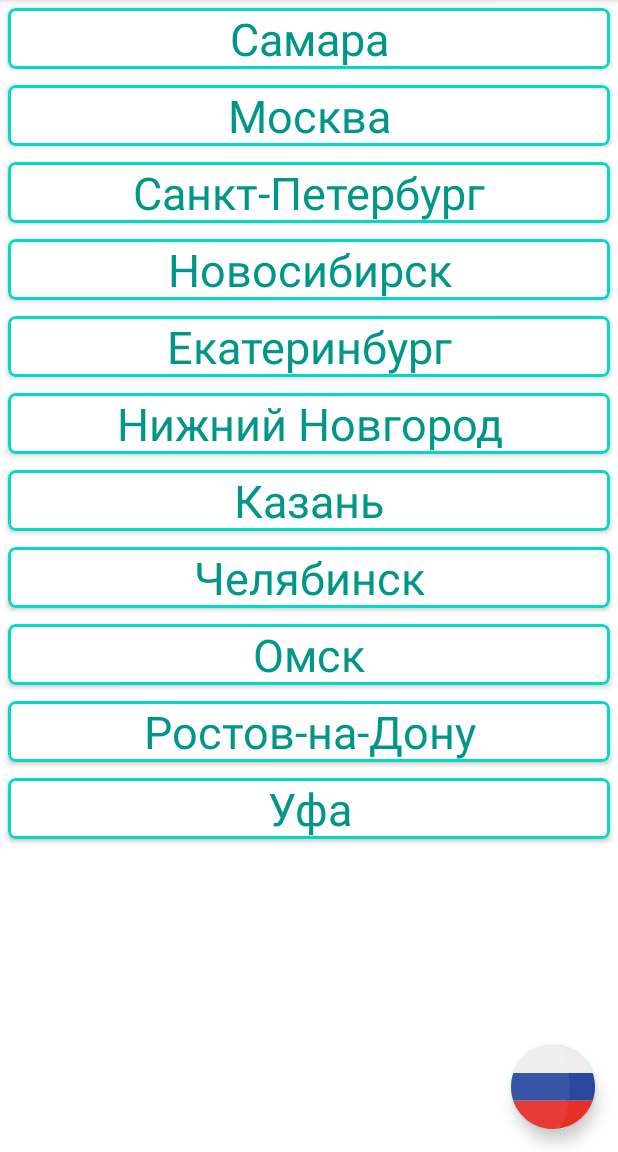
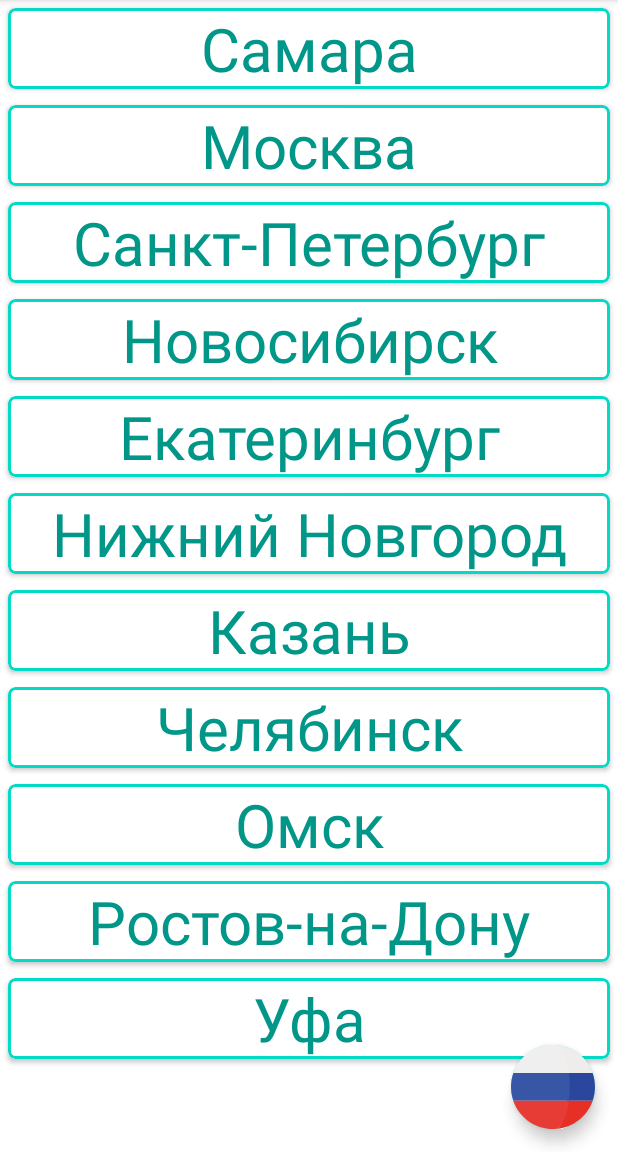
Before and after one commit to docAlexxx/Weather, an Android app: the screen it shows after launch (MainActivity), on a phone screen of 412 x 824 dp, the part 84-1236 px from its top. Run offline under Robolectric (Android 15) with nearby library versions, the phone set to English and light mode, and no system bars.

Commit message:
lesson3: finish

```diff
--- a/app/src/main/java/com/example/weather/view/ListFragment.kt
+++ b/app/src/main/java/com/example/weather/view/ListFragment.kt
@@ -14,7 +14,7 @@ import com.example.weather.viewmodel.AppStatement
 import com.example.weather.viewmodel.MainViewModel
 import com.google.android.material.snackbar.Snackbar
 
-class ListFragment : Fragment(),OnItemClick{
+class ListFragment : Fragment(), OnItemClick {
 
     private var _binding: FragmentListBinding? = null
     private val binding: FragmentListBinding
@@ -34,7 +34,8 @@ class ListFragment : Fragment(),OnItemClick{
     override fun onViewCreated(view: View, savedInstanceState: Bundle?) {
         super.onViewCreated(view, savedInstanceState)
         viewModel = ViewModelProvider(this).get(MainViewModel::class.java)
-        viewModel.getLiveData().observe(viewLifecycleOwner, Observer<AppStatement> { checkData(it) })
+        viewModel.getLiveData()
+            .observe(viewLifecycleOwner, Observer<AppStatement> { checkData(it) })
         binding.listFragmentRecyclerView.adapter = adapter
         binding.listFragmentFAB.setOnClickListener {
             changeRegion()
@@ -80,10 +81,10 @@ class ListFragment : Fragment(),OnItemClick{
     }
 
     override fun onItemClick(weather: WeatherData) {
-        val bundle=Bundle()
-        bundle.putParcelable(BUNDLE_KEY,weather)
+        val bundle = Bundle()
+        bundle.putParcelable(BUNDLE_KEY, weather)
         requireActivity().supportFragmentManager.beginTransaction()
-            .replace(R.id.fragment_container,CityFragment.newInstance(bundle))
+            .add(R.id.fragment_container, CityFragment.newInstance(bundle))
             .addToBackStack("").commit()
     }
 
--- a/app/src/main/java/com/example/weather/view/ListFragmentAdapter.kt
+++ b/app/src/main/java/com/example/weather/view/ListFragmentAdapter.kt
@@ -1,5 +1,6 @@
 package com.example.weather.view
 
+import android.annotation.SuppressLint
 import android.view.LayoutInflater
 import android.view.View
 import android.view.ViewGroup
@@ -8,18 +9,23 @@ import androidx.recyclerview.widget.RecyclerView
 import com.example.weather.R
 import com.example.weather.model.WeatherData
 
-class ListFragmentAdapter (val listener:OnItemClick): RecyclerView.Adapter<ListFragmentAdapter.MainViewHolder>() {
+class ListFragmentAdapter(val listener: OnItemClick) :
+    RecyclerView.Adapter<ListFragmentAdapter.MainViewHolder>() {
 
     private var weatherData: List<WeatherData> = listOf()
 
+    @SuppressLint("NotifyDataSetChanged")
     fun setWeather(data: List<WeatherData>) {
         this.weatherData = data
         notifyDataSetChanged()
     }
 
-    override fun onCreateViewHolder(        parent: ViewGroup,        viewType: Int
+    override fun onCreateViewHolder(
+        parent: ViewGroup, viewType: Int
     ): ListFragmentAdapter.MainViewHolder {
-        return MainViewHolder(LayoutInflater.from(parent.context).inflate(R.layout.recycler_item, parent,false))
+        return MainViewHolder(
+            LayoutInflater.from(parent.context).inflate(R.layout.recycler_item, parent, false)
+        )
     }
 
     override fun onBindViewHolder(holder: ListFragmentAdapter.MainViewHolder, position: Int) {
@@ -32,8 +38,8 @@ class ListFragmentAdapter (val listener:OnItemClick): RecyclerView.Adapter<ListF
 
     inner class MainViewHolder(view: View) : RecyclerView.ViewHolder(view) {
         fun bind(weather: WeatherData) {
-            itemView.findViewById<TextView>(R.id.recyclerItemTextView).text=weather.city.name
-            itemView.setOnClickListener{
+            itemView.findViewById<TextView>(R.id.recyclerItemTextView).text = weather.city.name
+            itemView.setOnClickListener {
                 listener.onItemClick(weather)
             }
         }
--- a/app/src/main/res/layout/fragment_city.xml
+++ b/app/src/main/res/layout/fragment_city.xml
@@ -1,9 +1,10 @@
 <?xml version="1.0" encoding="utf-8"?>
 <FrameLayout xmlns:android="http://schemas.android.com/apk/res/android"
     xmlns:tools="http://schemas.android.com/tools"
+    xmlns:app="http://schemas.android.com/apk/res-auto"
     android:layout_width="match_parent"
     android:layout_height="match_parent"
-    xmlns:app="http://schemas.android.com/apk/res-auto"
+    android:background="#FFFFFF"
     tools:context=".view.CityFragment">
 
     <androidx.constraintlayout.widget.ConstraintLayout
--- a/app/src/main/res/layout/fragment_list.xml
+++ b/app/src/main/res/layout/fragment_list.xml
@@ -17,11 +17,11 @@
         android:id="@+id/listFragmentFAB"
         android:layout_width="wrap_content"
         android:layout_height="wrap_content"
-        android:layout_margin="15dp"
+        android:layout_margin="@dimen/marginFAB"
         android:src="@drawable/ic_russia"
         app:layout_constraintBottom_toBottomOf="parent"
         app:layout_constraintEnd_toEndOf="parent"
-        app:maxImageSize="56dp"
+        app:maxImageSize="@dimen/max_size_FAB"
         app:tint="@null" />
 
     <FrameLayout
--- a/app/src/main/res/layout/recycler_item.xml
+++ b/app/src/main/res/layout/recycler_item.xml
@@ -5,11 +5,11 @@
     android:id="@+id/city_card"
     android:layout_width="match_parent"
     android:layout_height="wrap_content"
-    android:layout_margin="5dp"
-    app:cardCornerRadius="5dp"
-    app:cardElevation="2dp"
+    android:layout_margin="@dimen/item_margin"
+    app:cardCornerRadius="@dimen/item_radius"
+    app:cardElevation="@dimen/item_elevation"
     app:strokeColor="@color/teal_200"
-    app:strokeWidth="2dp">
+    app:strokeWidth="@dimen/item_stroke_width">
 
     <TextView
         android:id="@+id/recyclerItemTextView"
@@ -18,7 +18,7 @@
         android:text="Name"
         android:textColor="#009688"
         android:textAlignment="center"
-        android:textSize="30sp"
+        android:textSize="@dimen/item_text_size"
         tools:text="Samara"/>
 
 </com.google.android.material.card.MaterialCardView>
--- a/app/src/main/res/values/dimens.xml
+++ b/app/src/main/res/values/dimens.xml
@@ -8,4 +8,11 @@
     <dimen name="feels_like_text_size">30sp</dimen>
     <dimen name="coordinates_text_size">15sp</dimen>
     <dimen name="temperature_label_text_size">20sp</dimen>
+    <dimen name="marginFAB">15dp</dimen>
+    <dimen name="max_size_FAB">56dp</dimen>
+    <dimen name="item_margin">5dp</dimen>
+    <dimen name="item_radius">5dp</dimen>
+    <dimen name="item_elevation">2dp</dimen>
+    <dimen name="item_stroke_width">2dp</dimen>
+    <dimen name="item_text_size">40sp</dimen>
 </resources>
```
Also changed, not shown: app/src/main/java/com/example/weather/view/CityFragment.kt (+3 -8 lines). Lines whose indentation alone changed are shown as unchanged.
